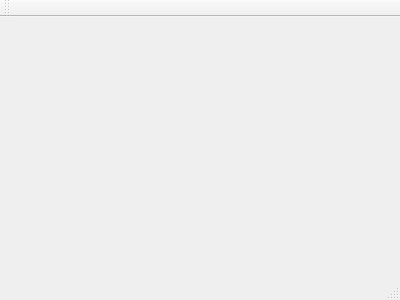
The window that mainwindow.ui (abbasid/QtCourse_ImageProcessing) describes before a commit, drawn with Qt 5.
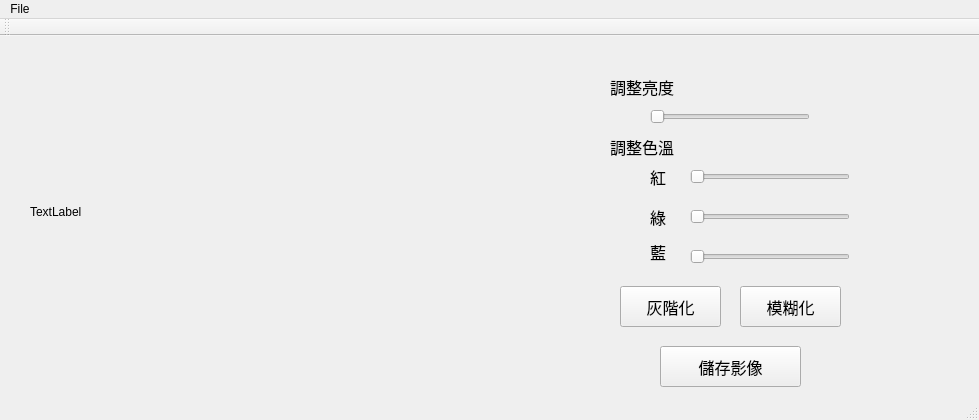
The same window after the commit.

Patch:
```diff
--- a/mainwindow.ui
+++ b/mainwindow.ui
@@ -1,24 +1,261 @@
 <ui version="4.0">
  <class>MainWindow</class>
- <widget class="QMainWindow" name="MainWindow" >
-  <property name="geometry" >
+ <widget class="QMainWindow" name="MainWindow">
+  <property name="geometry">
    <rect>
     <x>0</x>
     <y>0</y>
-    <width>400</width>
-    <height>300</height>
+    <width>979</width>
+    <height>420</height>
    </rect>
   </property>
   <property name="windowTitle" >
    <string>MainWindow</string>
   </property>
-  <widget class="QMenuBar" name="menuBar" />
-  <widget class="QToolBar" name="mainToolBar" />
-  <widget class="QWidget" name="centralWidget" />
-  <widget class="QStatusBar" name="statusBar" />
+  <widget class="QWidget" name="centralWidget">
+   <widget class="QLabel" name="show_Img">
+    <property name="geometry">
+     <rect>
+      <x>30</x>
+      <y>20</y>
+      <width>501</width>
+      <height>311</height>
+     </rect>
+    </property>
+    <property name="text">
+     <string>TextLabel</string>
+    </property>
+   </widget>
+   <widget class="QSlider" name="brightness">
+    <property name="geometry">
+     <rect>
+      <x>650</x>
+      <y>70</y>
+      <width>160</width>
+      <height>22</height>
+     </rect>
+    </property>
+    <property name="orientation">
+     <enum>Qt::Horizontal</enum>
+    </property>
+   </widget>
+   <widget class="QSlider" name="red">
+    <property name="geometry">
+     <rect>
+      <x>690</x>
+      <y>130</y>
+      <width>160</width>
+      <height>22</height>
+     </rect>
+    </property>
+    <property name="orientation">
+     <enum>Qt::Horizontal</enum>
+    </property>
+   </widget>
+   <widget class="QSlider" name="green">
+    <property name="geometry">
+     <rect>
+      <x>690</x>
+      <y>170</y>
+      <width>160</width>
+      <height>22</height>
+     </rect>
+    </property>
+    <property name="orientation">
+     <enum>Qt::Horizontal</enum>
+    </property>
+   </widget>
+   <widget class="QSlider" name="bluw">
+    <property name="geometry">
+     <rect>
+      <x>690</x>
+      <y>210</y>
+      <width>160</width>
+      <height>22</height>
+     </rect>
+    </property>
+    <property name="orientation">
+     <enum>Qt::Horizontal</enum>
+    </property>
+   </widget>
+   <widget class="QPushButton" name="grayscale">
+    <property name="geometry">
+     <rect>
+      <x>620</x>
+      <y>250</y>
+      <width>101</width>
+      <height>41</height>
+     </rect>
+    </property>
+    <property name="font">
+     <font>
+      <pointsize>12</pointsize>
+     </font>
+    </property>
+    <property name="text">
+     <string>灰階化</string>
+    </property>
+   </widget>
+   <widget class="QPushButton" name="blur">
+    <property name="geometry">
+     <rect>
+      <x>740</x>
+      <y>250</y>
+      <width>101</width>
+      <height>41</height>
+     </rect>
+    </property>
+    <property name="font">
+     <font>
+      <pointsize>12</pointsize>
+     </font>
+    </property>
+    <property name="text">
+     <string>模糊化</string>
+    </property>
+   </widget>
+   <widget class="QPushButton" name="save_Img">
+    <property name="geometry">
+     <rect>
+      <x>660</x>
+      <y>310</y>
+      <width>141</width>
+      <height>41</height>
+     </rect>
+    </property>
+    <property name="font">
+     <font>
+      <pointsize>12</pointsize>
+     </font>
+    </property>
+    <property name="text">
+     <string>儲存影像</string>
+    </property>
+   </widget>
+   <widget class="QLabel" name="label_brightness">
+    <property name="geometry">
+     <rect>
+      <x>610</x>
+      <y>40</y>
+      <width>71</width>
+      <height>21</height>
+     </rect>
+    </property>
+    <property name="font">
+     <font>
+      <pointsize>12</pointsize>
+     </font>
+    </property>
+    <property name="text">
+     <string>調整亮度</string>
+    </property>
+   </widget>
+   <widget class="QLabel" name="label_colorTemp">
+    <property name="geometry">
+     <rect>
+      <x>610</x>
+      <y>100</y>
+      <width>81</width>
+      <height>21</height>
+     </rect>
+    </property>
+    <property name="font">
+     <font>
+      <pointsize>12</pointsize>
+     </font>
+    </property>
+    <property name="text">
+     <string>調整色溫</string>
+    </property>
+   </widget>
+   <widget class="QLabel" name="label_red">
+    <property name="geometry">
+     <rect>
+      <x>650</x>
+      <y>130</y>
+      <width>21</width>
+      <height>21</height>
+     </rect>
+    </property>
+    <property name="font">
+     <font>
+      <pointsize>12</pointsize>
+     </font>
+    </property>
+    <property name="text">
+     <string>紅</string>
+    </property>
+   </widget>
+   <widget class="QLabel" name="label_green">
+    <property name="geometry">
+     <rect>
+      <x>650</x>
+      <y>170</y>
+      <width>31</width>
+      <height>21</height>
+     </rect>
+    </property>
+    <property name="font">
+     <font>
+      <pointsize>12</pointsize>
+     </font>
+    </property>
+    <property name="text">
+     <string>綠</string>
+    </property>
+   </widget>
+   <widget class="QLabel" name="label_blue">
+    <property name="geometry">
+     <rect>
+      <x>650</x>
+      <y>200</y>
+      <width>31</width>
+      <height>31</height>
+     </rect>
+    </property>
+    <property name="font">
+     <font>
+      <pointsize>12</pointsize>
+     </font>
+    </property>
+    <property name="text">
+     <string>藍</string>
+    </property>
+   </widget>
+  </widget>
+  <widget class="QMenuBar" name="menuBar">
+   <property name="geometry">
+    <rect>
+     <x>0</x>
+     <y>0</y>
+     <width>979</width>
+     <height>21</height>
+    </rect>
+   </property>
+   <widget class="QMenu" name="menu">
+    <property name="title">
+     <string>File</string>
+    </property>
+    <addaction name="actionLoad_image"/>
+   </widget>
+   <addaction name="menu"/>
+  </widget>
+  <widget class="QToolBar" name="mainToolBar">
+   <attribute name="toolBarArea">
+    <enum>TopToolBarArea</enum>
+   </attribute>
+   <attribute name="toolBarBreak">
+    <bool>false</bool>
+   </attribute>
+  </widget>
+  <widget class="QStatusBar" name="statusBar"/>
+  <action name="actionLoad_image">
+   <property name="text">
+    <string>Load image</string>
+   </property>
+  </action>
  </widget>
- <layoutDefault spacing="6" margin="11" />
- <pixmapfunction></pixmapfunction>
+ <layoutdefault spacing="6" margin="11"/>
  <resources/>
  <connections/>
 </ui>
```
Left out of the diff: 3 changed lines with no effect on the pictures.
